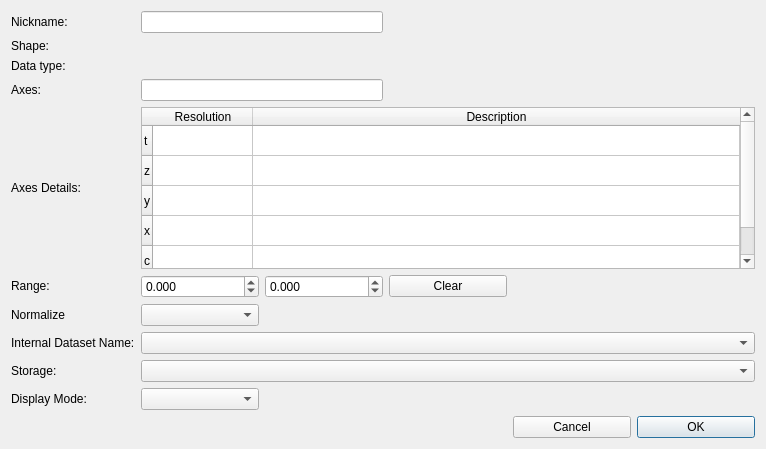
First picture: the form in ilastik/applets/dataSelection/datasetInfoEditorWidget.ui, repository ilastik/ilastik, before the edit.
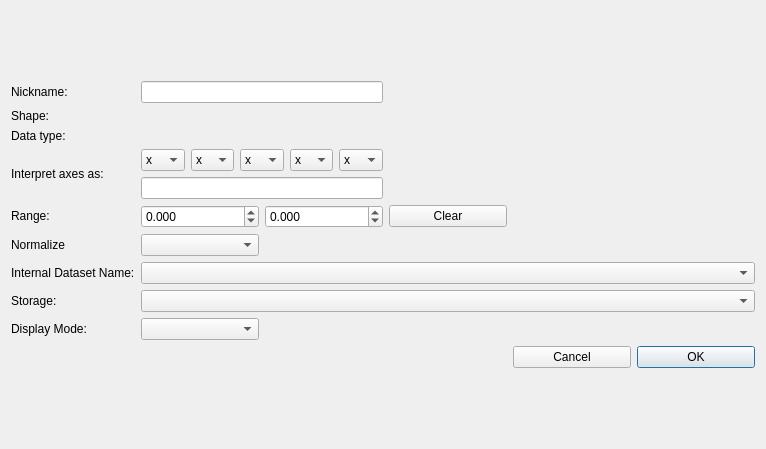
Second picture: the form after the edit. Icons and pictures are not drawn. Custom widgets are drawn as their Qt base class.

Commit message: [WIP]Cleaning up data selection and DatasetInfo editor widget

What changed in the file:
```diff
--- a/ilastik/applets/dataSelection/datasetInfoEditorWidget.ui
+++ b/ilastik/applets/dataSelection/datasetInfoEditorWidget.ui
@@ -56,14 +56,65 @@
       </widget>
      </item>
      <item row="3" column="1" colspan="2">
-      <widget class="QLineEdit" name="axesEdit">
-       <property name="sizePolicy">
-        <sizepolicy hsizetype="Expanding" vsizetype="Fixed">
-         <horstretch>0</horstretch>
-         <verstretch>0</verstretch>
-        </sizepolicy>
-       </property>
-      </widget>
+
+      <layout class="QGridLayout" name="axesComboBoxes">
+       <item row="0" column="0">
+          <widget class="QComboBox" name="axesEdit_0">
+            <item> <property name="text"> <string>x</string> </property> </item>
+            <item> <property name="text"> <string>y</string> </property> </item>
+            <item> <property name="text"> <string>z</string> </property> </item>
+            <item> <property name="text"> <string>t</string> </property> </item>
+            <item> <property name="text"> <string>c</string> </property> </item>
+          </widget>
+       </item>
+       <item row="0" column="1">
+          <widget class="QComboBox" name="axesEdit_1">
+            <item> <property name="text"> <string>x</string> </property> </item>
+            <item> <property name="text"> <string>y</string> </property> </item>
+            <item> <property name="text"> <string>z</string> </property> </item>
+            <item> <property name="text"> <string>t</string> </property> </item>
+            <item> <property name="text"> <string>c</string> </property> </item>
+          </widget>
+       </item>
+       <item row="0" column="2">
+          <widget class="QComboBox" name="axesEdit_2">
+            <item> <property name="text"> <string>x</string> </property> </item>
+            <item> <property name="text"> <string>y</string> </property> </item>
+            <item> <property name="text"> <string>z</string> </property> </item>
+            <item> <property name="text"> <string>t</string> </property> </item>
+            <item> <property name="text"> <string>c</string> </property> </item>
+          </widget>
+       </item>
+       <item row="0" column="3">
+          <widget class="QComboBox" name="axesEdit_3">
+            <item> <property name="text"> <string>x</string> </property> </item>
+            <item> <property name="text"> <string>y</string> </property> </item>
+            <item> <property name="text"> <string>z</string> </property> </item>
+            <item> <property name="text"> <string>t</string> </property> </item>
+            <item> <property name="text"> <string>c</string> </property> </item>
+          </widget>
+       </item>
+       <item row="0" column="4">
+          <widget class="QComboBox" name="axesEdit_4">
+            <item> <property name="text"> <string>x</string> </property> </item>
+            <item> <property name="text"> <string>y</string> </property> </item>
+            <item> <property name="text"> <string>z</string> </property> </item>
+            <item> <property name="text"> <string>t</string> </property> </item>
+            <item> <property name="text"> <string>c</string> </property> </item>
+          </widget>
+       </item>
+       <item row="1" column="0" colspan="5">
+          <widget class="QLineEdit" name="multi_axes_display">
+           <property name="sizePolicy">
+            <sizepolicy hsizetype="Expanding" vsizetype="Fixed">
+             <horstretch>0</horstretch>
+             <verstretch>0</verstretch>
+            </sizepolicy>
+           </property>
+          </widget>
+       </item>
+      </layout>
+
      </item>
      <item row="6" column="0">
       <widget class="QLabel" name="label_9">
@@ -114,19 +165,6 @@
        </property>
       </widget>
      </item>
-     <item row="4" column="0">
-      <widget class="QLabel" name="axesDetailsLabel">
-       <property name="sizePolicy">
-        <sizepolicy hsizetype="Preferred" vsizetype="Ignored">
-         <horstretch>0</horstretch>
-         <verstretch>0</verstretch>
-        </sizepolicy>
-       </property>
-       <property name="text">
-        <string>Axes Details:</string>
-       </property>
-      </widget>
-     </item>
      <item row="0" column="0">
       <widget class="QLabel" name="label_6">
        <property name="sizePolicy">
@@ -163,60 +201,6 @@
        </property>
       </widget>
      </item>
-     <item row="4" column="1" colspan="5">
-      <widget class="AxistagsEditorWidget" name="axistagsEditorWidget">
-       <property name="sizePolicy">
-        <sizepolicy hsizetype="Expanding" vsizetype="Preferred">
-         <horstretch>0</horstretch>
-         <verstretch>0</verstretch>
-        </sizepolicy>
-       </property>
-       <property name="rowCount">
-        <number>5</number>
-       </property>
-       <property name="columnCount">
-        <number>2</number>
-       </property>
-       <attribute name="horizontalHeaderStretchLastSection">
-        <bool>true</bool>
-       </attribute>
-       <row>
-        <property name="text">
-         <string>t</string>
-        </property>
-       </row>
-       <row>
-        <property name="text">
-         <string>z</string>
-        </property>
-       </row>
-       <row>
-        <property name="text">
-         <string>y</string>
-        </property>
-       </row>
-       <row>
-        <property name="text">
-         <string>x</string>
-        </property>
-       </row>
-       <row>
-        <property name="text">
-         <string>c</string>
-        </property>
-       </row>
-       <column>
-        <property name="text">
-         <string>Resolution</string>
-        </property>
-       </column>
-       <column>
-        <property name="text">
-         <string>Description</string>
-        </property>
-       </column>
-      </widget>
-     </item>
      <item row="3" column="0">
       <widget class="QLabel" name="label_3">
        <property name="sizePolicy">
@@ -226,7 +210,7 @@
         </sizepolicy>
        </property>
        <property name="text">
-        <string>Axes:</string>
+        <string>Interpret axes as:</string>
        </property>
       </widget>
      </item>
@@ -399,11 +383,6 @@
   </layout>
  </widget>
  <customwidgets>
-  <customwidget>
-   <class>AxistagsEditorWidget</class>
-   <extends>QTableWidget</extends>
-   <header>ilastik.applets.dataSelection.axistagsEditorWidget</header>
-  </customwidget>
  </customwidgets>
  <tabstops>
   <tabstop>nicknameEdit</tabstop>
```
Left out of the diff: 3 changed lines with no effect on the pictures. The commit also changes 1 other file.
